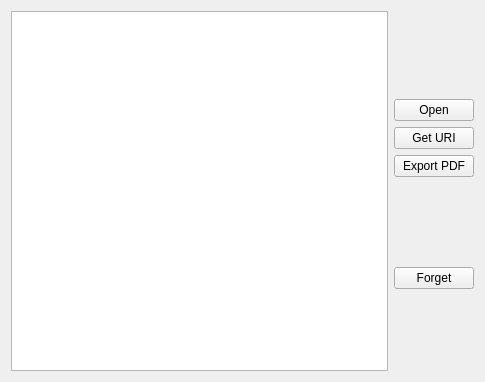
Before: the Qt Designer form CLIENT/GUI/ui/gui_opendoc.ui in GiuliCler/GIMPteam, drawn with Qt 5.
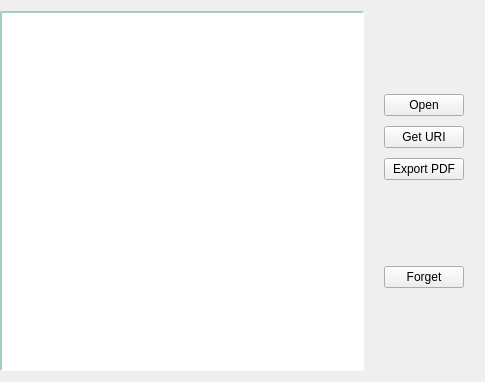
After: the same form once the commit is applied.

The edit to the form file:
```diff
--- a/CLIENT/GUI/ui/gui_opendoc.ui
+++ b/CLIENT/GUI/ui/gui_opendoc.ui
@@ -19,31 +19,38 @@
   <property name="windowTitle">
    <string>Form</string>
   </property>
-  <layout class="QGridLayout" name="gridLayout">
-   <item row="5" column="1">
-    <widget class="QPushButton" name="forgetPushButton">
-     <property name="text">
-      <string>Forget</string>
-     </property>
-    </widget>
-   </item>
-   <item row="6" column="1">
-    <spacer name="verticalSpacer_2">
-     <property name="orientation">
-      <enum>Qt::Vertical</enum>
-     </property>
-     <property name="sizeHint" stdset="0">
-      <size>
-       <width>20</width>
-       <height>85</height>
-      </size>
-     </property>
-    </spacer>
-   </item>
-   <item row="0" column="0" rowspan="7">
-    <widget class="QListWidget" name="docsListWidget"/>
-   </item>
+  <layout class="QGridLayout" name="gridLayout" columnstretch="3,1">
+   <property name="leftMargin">
+    <number>0</number>
+   </property>
+   <property name="rightMargin">
+    <number>0</number>
+   </property>
+   <property name="spacing">
+    <number>0</number>
+   </property>
    <item row="0" column="1">
+    <widget class="QWidget" name="widget" native="true">
+     <layout class="QHBoxLayout" name="horizontalLayout">
+      <item>
+       <spacer name="horizontalSpacer">
+        <property name="orientation">
+         <enum>Qt::Horizontal</enum>
+        </property>
+        <property name="sizeHint" stdset="0">
+         <size>
+          <width>40</width>
+          <height>20</height>
+         </size>
+        </property>
+       </spacer>
+      </item>
+      <item>
+       <layout class="QVBoxLayout" name="verticalLayout">
+        <property name="spacing">
+         <number>10</number>
+        </property>
+        <item>
     <spacer name="verticalSpacer_3">
      <property name="orientation">
       <enum>Qt::Vertical</enum>
@@ -56,37 +63,93 @@
      </property>
     </spacer>
    </item>
-   <item row="1" column="1">
+        <item>
     <widget class="QPushButton" name="openDocsPushButton">
      <property name="text">
       <string>Open</string>
      </property>
     </widget>
    </item>
-   <item row="4" column="1">
-    <spacer name="verticalSpacer">
-     <property name="orientation">
-      <enum>Qt::Vertical</enum>
-     </property>
-     <property name="sizeHint" stdset="0">
-      <size>
-       <width>20</width>
-       <height>86</height>
-      </size>
-     </property>
-    </spacer>
-   </item>
-   <item row="2" column="1">
+        <item>
     <widget class="QPushButton" name="getURIPushButton">
      <property name="text">
       <string>Get URI</string>
      </property>
     </widget>
    </item>
-   <item row="3" column="1">
+        <item>
     <widget class="QPushButton" name="exportPDFPushButton">
      <property name="text">
       <string>Export PDF</string>
+          </property>
+         </widget>
+        </item>
+        <item>
+         <spacer name="verticalSpacer">
+          <property name="orientation">
+           <enum>Qt::Vertical</enum>
+          </property>
+          <property name="sizeHint" stdset="0">
+           <size>
+            <width>20</width>
+            <height>86</height>
+           </size>
+          </property>
+         </spacer>
+        </item>
+        <item>
+         <widget class="QPushButton" name="forgetPushButton">
+          <property name="text">
+           <string>Forget</string>
+          </property>
+         </widget>
+        </item>
+        <item>
+         <spacer name="verticalSpacer_2">
+          <property name="orientation">
+           <enum>Qt::Vertical</enum>
+          </property>
+          <property name="sizeHint" stdset="0">
+           <size>
+            <width>20</width>
+            <height>85</height>
+           </size>
+          </property>
+         </spacer>
+        </item>
+       </layout>
+      </item>
+      <item>
+       <spacer name="horizontalSpacer_2">
+        <property name="orientation">
+         <enum>Qt::Horizontal</enum>
+        </property>
+        <property name="sizeHint" stdset="0">
+         <size>
+          <width>40</width>
+          <height>20</height>
+         </size>
+        </property>
+       </spacer>
+      </item>
+     </layout>
+    </widget>
+   </item>
+   <item row="0" column="0" rowspan="6">
+    <widget class="QListWidget" name="docsListWidget">
+     <property name="styleSheet">
+      <string notr="true">QListWidget{
+    border-width: 2px;
+	border-style: inset;
+	border-color: hsv(165, 55, 205);
+}
+
+QListWidget:focus{
+	border-color: hsv(165, 105, 205);
+}</string>
+     </property>
+     <property name="spacing">
+      <number>1</number>
      </property>
     </widget>
    </item>
```
Lines whose indentation alone changed are shown as unchanged.
